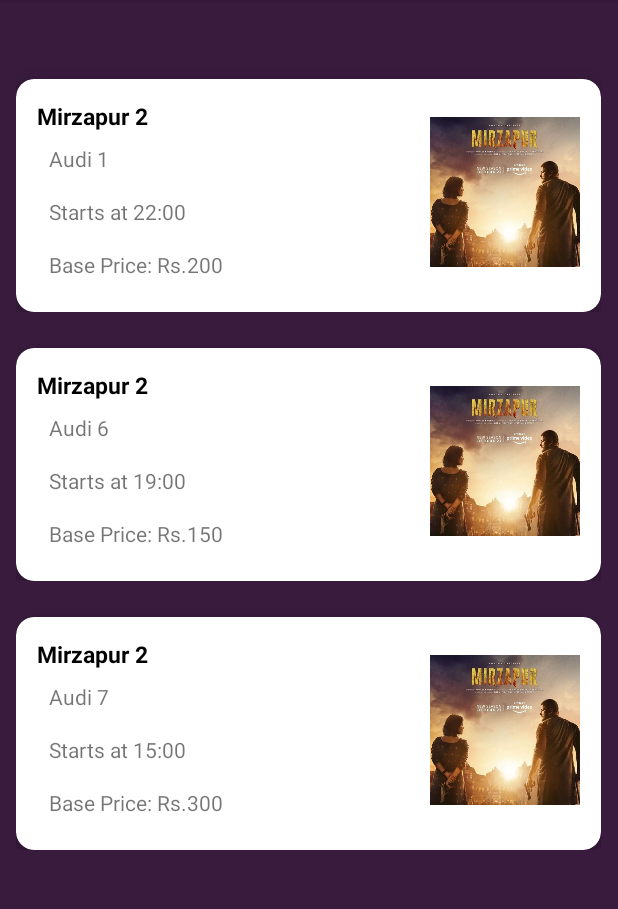
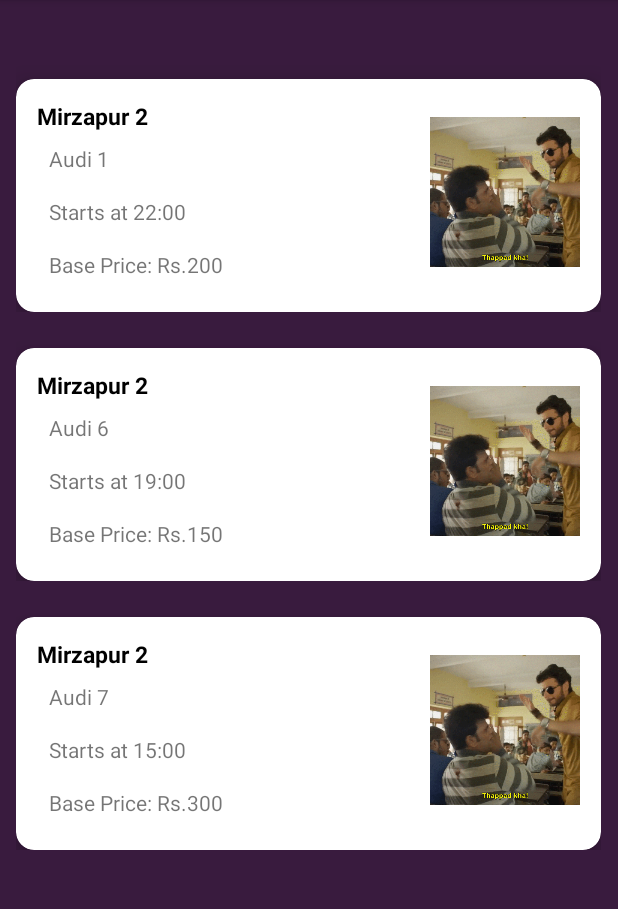
Before and after one commit to namitgpta/cinema-booking-system, an Android app: the book screen opened directly, with no data from a screen before it, on a phone screen of 412 x 824 dp, the part 84-993 px from its top. Run offline under Robolectric (Android 15) with nearby library versions, the phone set to English and light mode, and no system bars; Roboto replaces fonts that are not available here.

Commit message:
cinema dbms 31 Oct 2020_9

```diff
--- a/app/src/main/res/layout/screening_row.xml
+++ b/app/src/main/res/layout/screening_row.xml
@@ -57,14 +57,14 @@
                 android:text="@string/base_price_rs_300"
                 android:textSize="14sp" />
 
-            <ImageView
+            <pl.droidsonroids.gif.GifImageView
                 android:id="@+id/movie_photo_portrait"
                 android:layout_width="100dp"
                 android:layout_height="100dp"
                 android:layout_alignParentTop="true"
                 android:layout_alignParentEnd="true"
                 android:layout_marginTop="11dp"
-                android:background="@raw/mirzapur2_portrait"
+                android:src="@raw/mirzapur2_portrait"
                 android:contentDescription="@string/todo" />
 
         </RelativeLayout>
```
Also changed, not shown: app/src/main/res/raw/mirzapur2_portrait.gif (added), app/src/main/res/raw/mirzapur2_portrait_temp.jpg (renamed from app/src/main/res/raw/mirzapur2_portrait.jpg), 1 other file.
